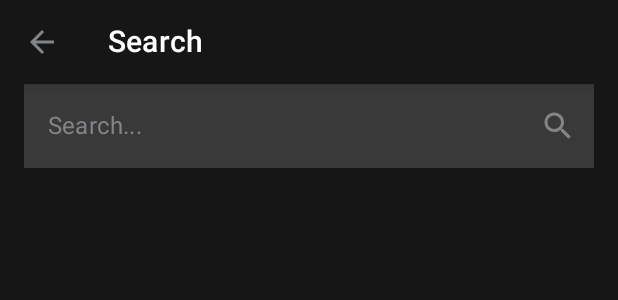
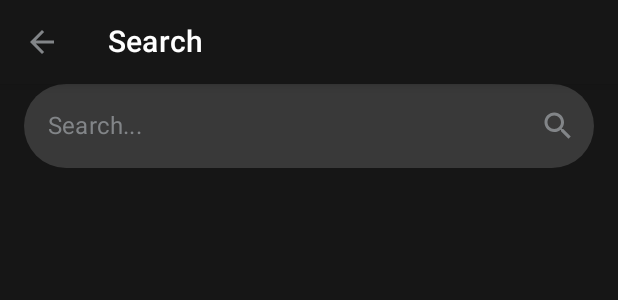
Before and after one commit to Mayur228/Movie-Mingle, an Android app built with Jetpack Compose: the @Preview function SearchScreenPreview, on a phone screen of 412 x 824 dp. Shown: the top 300 px of the screen. Run offline under Robolectric (Android 15) with nearby library versions, the phone set to English and light mode, and no system bars; our stand-ins replace accompanist, paging; libraries missing offline, so code that uses them is left out: com.ramcosta.composedestinations; pictures from the network do not load.

```diff
--- a/app/src/main/java/com/theappmakerbuddy/moviemingle/search/presentation/SearchScreen.kt
+++ b/app/src/main/java/com/theappmakerbuddy/moviemingle/search/presentation/SearchScreen.kt
@@ -147,7 +147,7 @@ fun SearchScreenContent(
                 onEvent = onEvent,
                 state = state,
             )
-            Spacer(modifier = Modifier.height(8.dp))
+            Spacer(modifier = Modifier.height(10.dp))
 
             Box(
                 modifier = Modifier.fillMaxSize(),
@@ -248,7 +248,7 @@ fun SearchBar(
                 color = primaryGray
             )
         },
-        shape = MaterialTheme.shapes.large,
+        shape = RoundedCornerShape(50),
         keyboardOptions = KeyboardOptions(
             capitalization = KeyboardCapitalization.Words,
             autoCorrect = true,
@@ -309,7 +309,8 @@ fun SearchItem(
                 contentDescription = null,
                 contentScale = ContentScale.Crop,
                 modifier = Modifier
-                    .fillMaxWidth(0.35f),
+                    .width(130.dp)
+                    .height(200.dp),
             )
 
             Column(
```
Also changed, not shown: app/src/main/java/com/theappmakerbuddy/moviemingle/home/presentation/HomeScreen.kt (+20 -8 lines).
